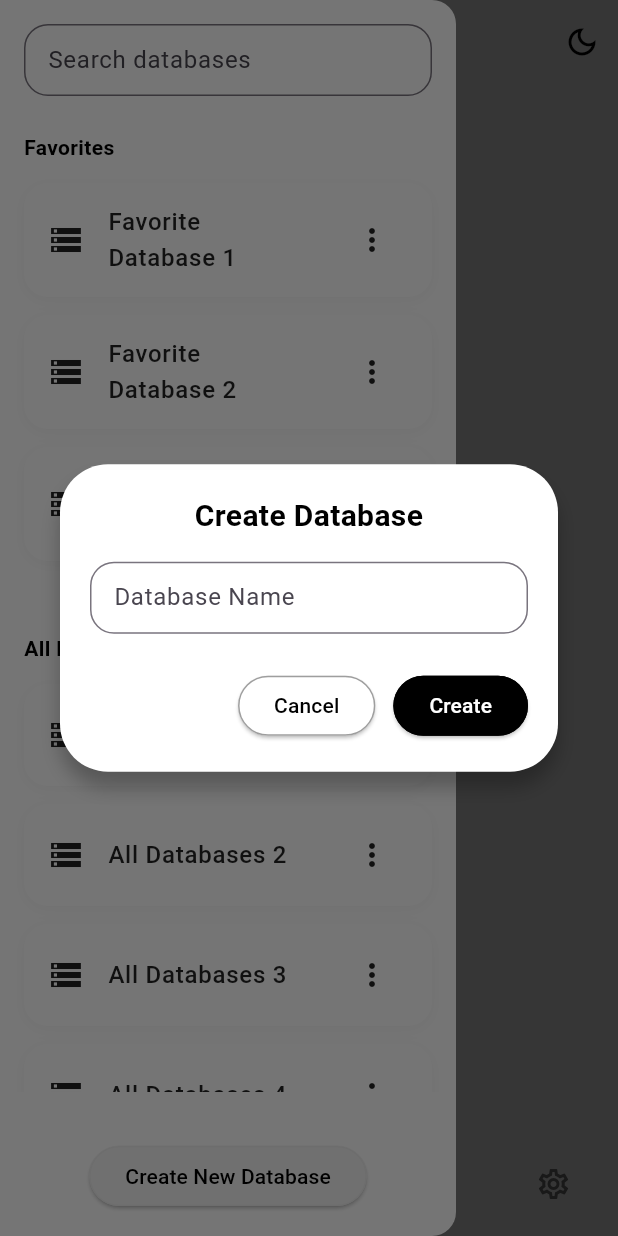
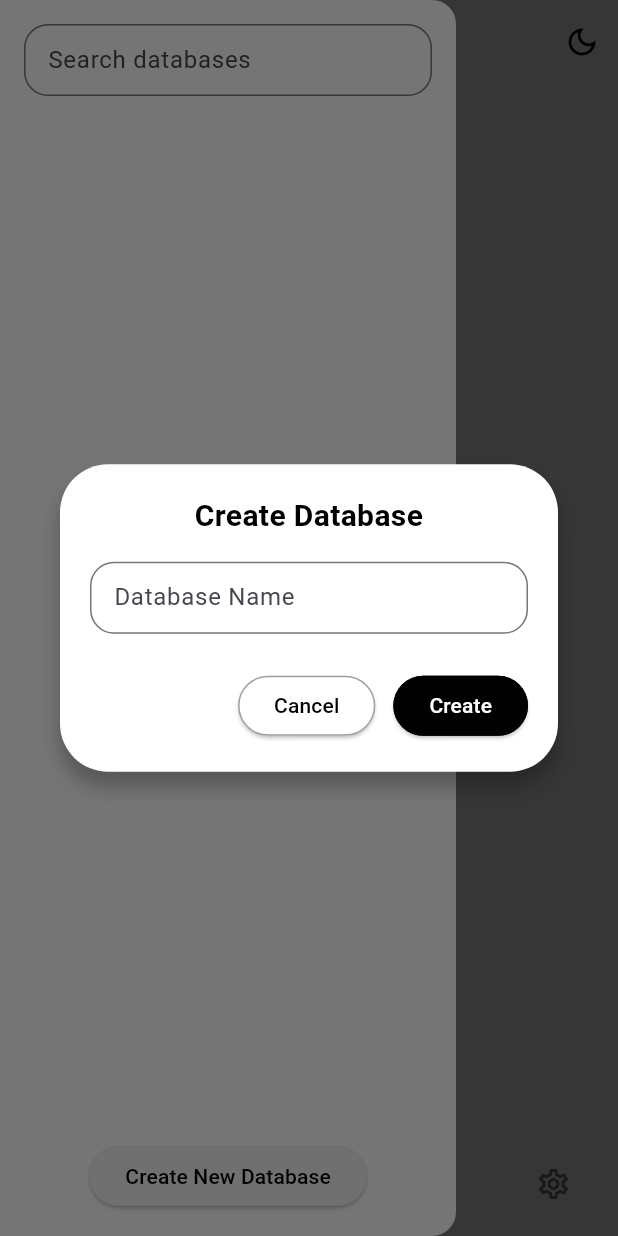
Before and after one commit to dariomatias-dev/sql_studio_app, a Flutter app: the screen it shows after launch, item 2 of the bottom bar chosen, in the side drawer, after a tap on "Create New Database", on a phone screen of 412 x 824 dp. Run offline on Flutter 3.47's test engine with Material 3 defaults, Android fonts, the phone set to English and light mode, and no system bars; drawn by our look-alikes of google_nav_bar; our stand-ins replace flutter_highlight, go_router, shared_preferences, sqflite; missing offline and left inert: code_text_field, highlight; accounts and stored records are empty.

Commit message:
feat(lib/src/screens/main/widgets): added database management operations
- Implemented operations for managing the databases table.

```diff
--- a/lib/src/screens/main/widgets/create_database_dialog_widget.dart
+++ b/lib/src/screens/main/widgets/create_database_dialog_widget.dart
@@ -4,7 +4,9 @@ import 'package:sql_studio/src/shared/models/database_model.dart';
 import 'package:sql_studio/src/shared/widgets/dialogs/input_dialog_widget.dart';
 
 class CreateDatabaseDialogWidget extends StatefulWidget {
-  const CreateDatabaseDialogWidget({super.key});
+  const CreateDatabaseDialogWidget({super.key, required this.onCreated});
+
+  final ValueChanged<DatabaseModel> onCreated;
 
   @override
   State<CreateDatabaseDialogWidget> createState() =>
@@ -27,12 +29,15 @@ class _CreateDatabaseDialogWidgetState
     final snakeName = _toSnakeCase(value);
     final database = DatabaseModel(label: value, name: snakeName);
 
-    debugPrint(database.toString());
+    widget.onCreated(database);
+
+    Navigator.pop(context);
   }
 
   @override
   void dispose() {
     controller.dispose();
+
     super.dispose();
   }
 
--- a/lib/src/screens/main/widgets/drawer/drawer_widget.dart
+++ b/lib/src/screens/main/widgets/drawer/drawer_widget.dart
@@ -3,61 +3,35 @@ import 'package:flutter/material.dart';
 import 'package:sql_studio/src/screens/main/widgets/create_database_dialog_widget.dart';
 import 'package:sql_studio/src/screens/main/widgets/drawer/drawer_database_list_tile_widget.dart';
 
+import 'package:sql_studio/src/services/database_service.dart';
+
 import 'package:sql_studio/src/shared/models/database_model.dart';
 import 'package:sql_studio/src/shared/widgets/input_widget.dart';
 import 'package:sql_studio/src/shared/widgets/buttons/button_widget.dart';
-
-final _databases = <DatabaseModel>[
-  DatabaseModel(
-    label: 'Favorite Database 1',
-    name: 'favorite_database_1',
-    isFavorite: true,
-  ),
-  DatabaseModel(
-    label: 'Favorite Database 2',
-    name: 'favorite_database_2',
-    isFavorite: true,
-  ),
-  DatabaseModel(
-    label: 'Favorite Database 3',
-    name: 'favorite_database_3',
-    isFavorite: true,
-  ),
-  DatabaseModel(label: 'All Databases 1', name: 'all_database_1'),
-  DatabaseModel(label: 'All Databases 2', name: 'all_database_2'),
-  DatabaseModel(label: 'All Databases 3', name: 'all_database_3'),
-  DatabaseModel(label: 'All Databases 4', name: 'all_database_4'),
-  DatabaseModel(label: 'All Databases 5', name: 'all_database_5'),
-  DatabaseModel(label: 'All Databases 6', name: 'all_database_6'),
-  DatabaseModel(label: 'All Databases 7', name: 'all_database_7'),
-  DatabaseModel(label: 'All Databases 8', name: 'all_database_8'),
-];
 
 class DatabaseGroupWidget extends StatelessWidget {
   const DatabaseGroupWidget({
     super.key,
     required this.title,
     required this.databases,
+    required this.toggleFavorite,
+    required this.onDelete,
   });
 
   final String title;
   final List<DatabaseModel> databases;
+  final Future<void> Function(DatabaseModel database) toggleFavorite;
+  final Future<void> Function(DatabaseModel database) onDelete;
 
   @override
   Widget build(BuildContext context) {
     if (databases.isEmpty) return const SizedBox.shrink();
 
-    return Flexible(
-      flex: 1,
-      child: Column(
+    return Column(
       crossAxisAlignment: CrossAxisAlignment.start,
-        mainAxisSize: MainAxisSize.min,
       children: <Widget>[
         Padding(
-            padding: const EdgeInsets.symmetric(
-              horizontal: 16.0,
-              vertical: 8.0,
-            ),
+          padding: const EdgeInsets.symmetric(horizontal: 16.0, vertical: 8.0),
           child: Text(
             title,
             style: const TextStyle(
@@ -66,19 +40,26 @@ class DatabaseGroupWidget extends StatelessWidget {
             ),
           ),
         ),
-          Expanded(
-            child: ListView(
+        ListView.builder(
+          shrinkWrap: true,
+          physics: const NeverScrollableScrollPhysics(),
           padding: EdgeInsets.zero,
-              children: databases
-                  .map(
-                    (database) =>
-                        DrawerDatabaseListTileWidget(database: database),
-                  )
-                  .toList(),
-            ),
+          itemCount: databases.length,
+          itemBuilder: (context, index) {
+            final database = databases[index];
+
+            return DrawerDatabaseListTileWidget(
+              database: database,
+              toggleFavorite: () async {
+                await toggleFavorite(database);
+              },
+              onDelete: () async {
+                await onDelete(database);
+              },
+            );
+          },
         ),
       ],
-      ),
     );
   }
 }
@@ -92,13 +73,55 @@ class DrawerWidget extends StatefulWidget {
 
 class _DrawerWidgetState extends State<DrawerWidget> {
   final _searchController = TextEditingController();
+  final _databaseService = DatabaseService();
+
+  final _databases = <DatabaseModel>[];
   String _filter = '';
+  bool _isLoading = true;
+
+  Future<void> _loadDatabases() async {
+    setState(() {
+      _isLoading = true;
+    });
+
+    final databases = await _databaseService.getAll();
+
+    setState(() {
+      _databases.clear();
+      _databases.addAll(databases);
+      _isLoading = false;
+    });
+  }
 
   void _showCreateDatabaseDialog() {
     showDialog(
       context: context,
-      builder: (context) => const CreateDatabaseDialogWidget(),
+      builder: (context) {
+        return CreateDatabaseDialogWidget(
+          onCreated: (database) async {
+            await _databaseService.create(database);
+
+            await _loadDatabases();
+          },
         );
+      },
+    );
+  }
+
+  Future<void> _toggleFavorite(DatabaseModel database) async {
+    await _databaseService.toggleFavorite(database);
+  }
+
+  Future<void> _deleteDatabase(DatabaseModel database) async {
+    await _databaseService.delete(database);
+    await _loadDatabases();
+  }
+
+  @override
+  void initState() {
+    super.initState();
+
+    _loadDatabases();
   }
 
   @override
@@ -123,22 +146,31 @@ class _DrawerWidgetState extends State<DrawerWidget> {
                 hintText: 'Search databases',
                 controller: _searchController,
                 onChanged: (value) {
-                  setState(() {
-                    _filter = value;
-                  });
+                  setState(() => _filter = value);
                 },
               ),
             ),
             Expanded(
+              child: _isLoading
+                  ? const Center(child: CircularProgressIndicator())
+                  : SingleChildScrollView(
                       child: Column(
                         children: <Widget>[
-                  DatabaseGroupWidget(title: 'Favorites', databases: favorites),
-                  SizedBox(height: 20.0),
+                          DatabaseGroupWidget(
+                            title: 'Favorites',
+                            databases: favorites,
+                            toggleFavorite: _toggleFavorite,
+                            onDelete: _deleteDatabase,
+                          ),
+                          const SizedBox(height: 20.0),
                           DatabaseGroupWidget(
                             title: 'All Databases',
                             databases: allDatabases,
+                            toggleFavorite: _toggleFavorite,
+                            onDelete: _deleteDatabase,
                           ),
                         ],
+                      ),
                     ),
             ),
             Padding(
```
Also changed, not shown: lib/src/screens/main/widgets/drawer/drawer_database_list_tile_widget.dart (+22 -17 lines). Lines whose indentation alone changed are shown as unchanged.
